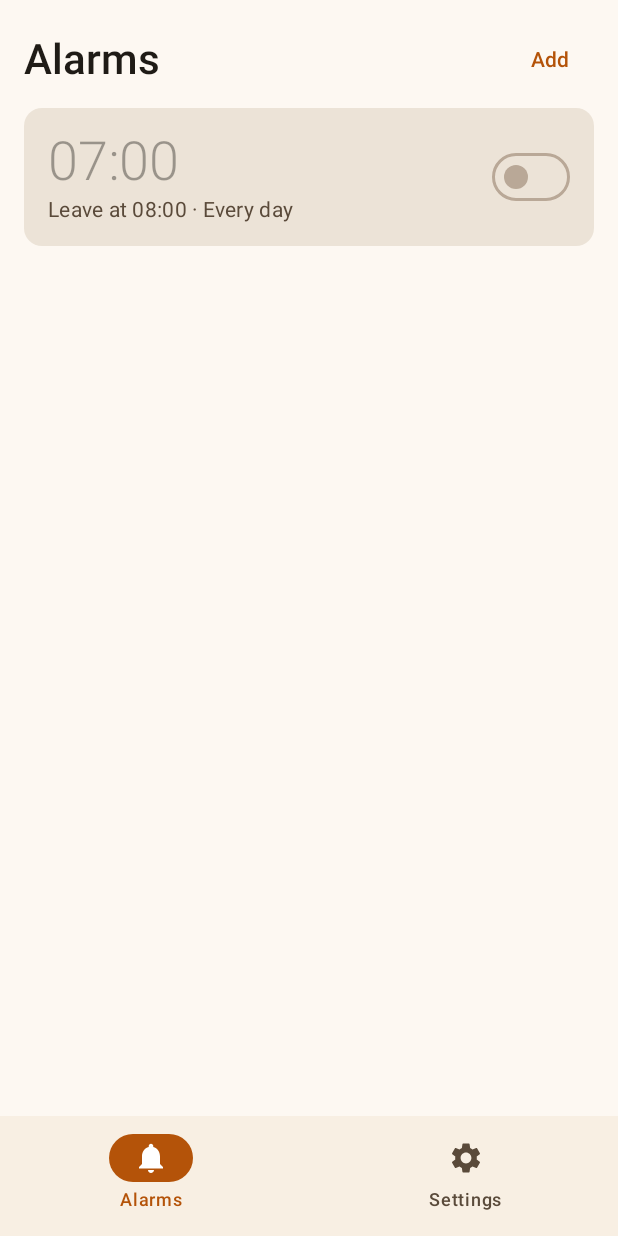
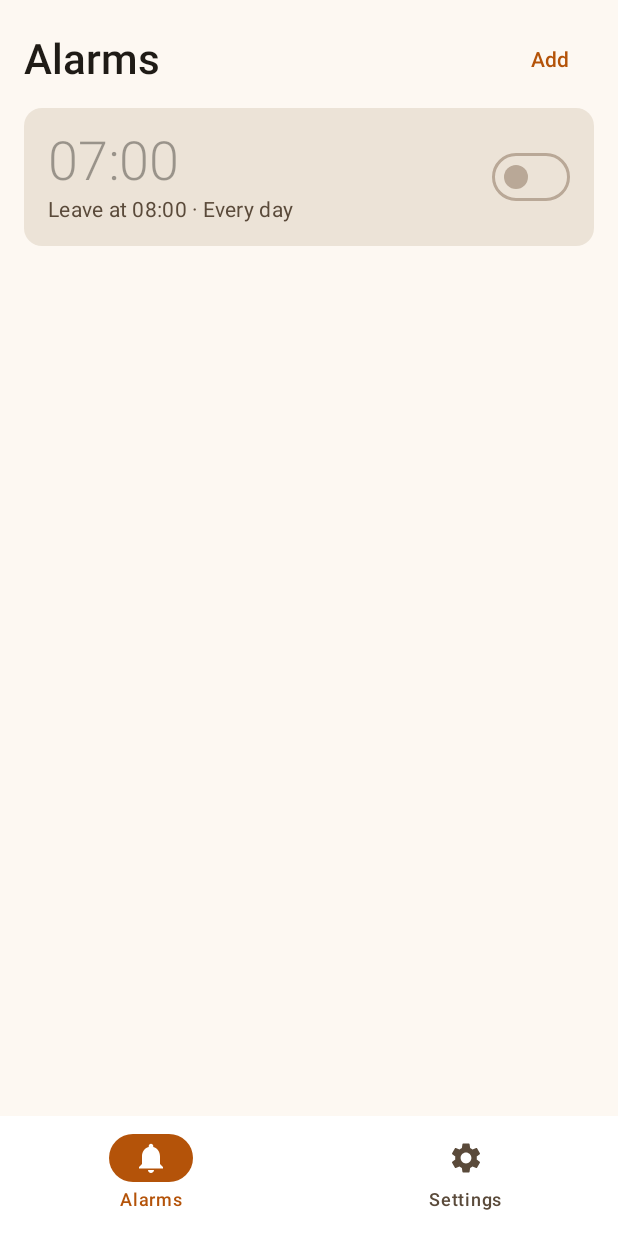
Before and after one commit to Gavabkv/NaVyhod, an Android app built with Jetpack Compose: the screen it shows after launch (MainActivity), on a phone screen of 412 x 824 dp. Run offline under Robolectric (Android 15) with nearby library versions, the phone set to English and light mode, and no system bars; pictures from the network do not load.

Commit message:
Белая нижняя панель в светлой теме

```diff
--- a/app/src/main/java/com/gavrovis/navyhod/ui/AppScreen.kt
+++ b/app/src/main/java/com/gavrovis/navyhod/ui/AppScreen.kt
@@ -42,6 +42,7 @@ import androidx.compose.runtime.saveable.rememberSaveable
 import androidx.compose.runtime.setValue
 import androidx.compose.ui.Alignment
 import androidx.compose.ui.Modifier
+import androidx.compose.ui.graphics.Color
 import androidx.compose.ui.platform.LocalContext
 import androidx.compose.ui.platform.testTag
 import androidx.compose.ui.res.stringResource
@@ -171,7 +172,13 @@ fun AppScreen(
                 selectedTextColor = MaterialTheme.colorScheme.primary,
                 indicatorColor = MaterialTheme.colorScheme.primary,
             )
-            NavigationBar {
+            NavigationBar(
+                containerColor = if (darkTheme) {
+                    MaterialTheme.colorScheme.surfaceContainer
+                } else {
+                    Color.White
+                },
+            ) {
                 NavigationBarItem(
                     selected = tab == 0,
                     onClick = { tab = 0; editingId = null },
```
